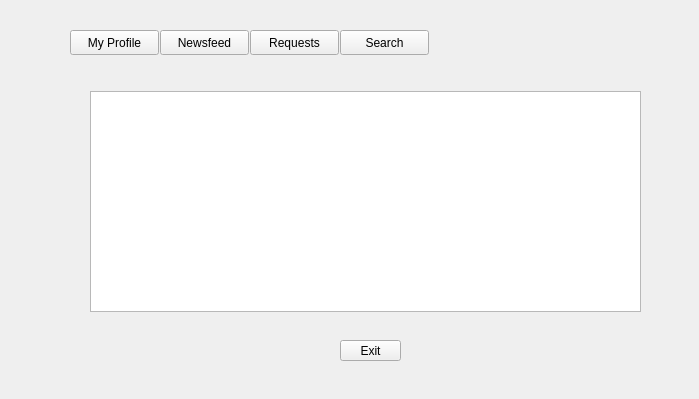
This is home.ui in Oschart/PeerGUI as Qt 5 draws it before an edit. The edited form follows.
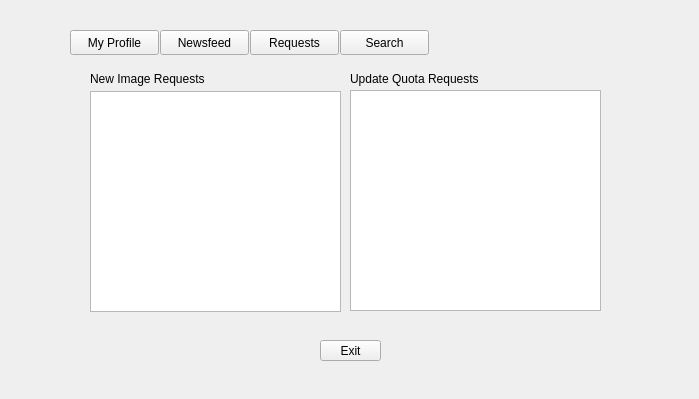
This is the edited form. The open tabs and pages were chosen to show the change.

Commit message: dropdown for users & separate requests

```diff
--- a/home.ui
+++ b/home.ui
@@ -22,7 +22,7 @@
   <widget class="QPushButton" name="pushButton_3">
    <property name="geometry">
     <rect>
-     <x>340</x>
+     <x>320</x>
      <y>340</y>
      <width>61</width>
      <height>21</height>
@@ -156,9 +156,51 @@
       <rect>
        <x>0</x>
        <y>31</y>
-       <width>551</width>
+       <width>251</width>
        <height>221</height>
       </rect>
+     </property>
+     <property name="wordWrap">
+      <bool>true</bool>
+     </property>
+    </widget>
+    <widget class="QListWidget" name="listWidget_2">
+     <property name="geometry">
+      <rect>
+       <x>260</x>
+       <y>30</y>
+       <width>251</width>
+       <height>221</height>
+      </rect>
+     </property>
+     <property name="wordWrap">
+      <bool>true</bool>
+     </property>
+    </widget>
+    <widget class="QLabel" name="label">
+     <property name="geometry">
+      <rect>
+       <x>0</x>
+       <y>10</y>
+       <width>171</width>
+       <height>17</height>
+      </rect>
+     </property>
+     <property name="text">
+      <string>New Image Requests</string>
+     </property>
+    </widget>
+    <widget class="QLabel" name="label_3">
+     <property name="geometry">
+      <rect>
+       <x>260</x>
+       <y>10</y>
+       <width>171</width>
+       <height>17</height>
+      </rect>
+     </property>
+     <property name="text">
+      <string>Update Quota Requests</string>
      </property>
     </widget>
    </widget>
```
Left out of the diff: 26 changed lines with no effect on the pictures. The commit also changes 5 other files.
